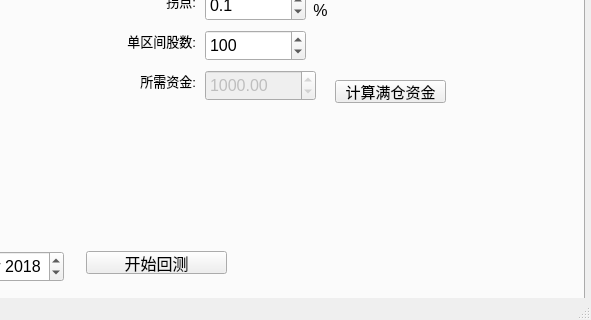
This is TradeWinner/trade_winner.ui in spartawwy/mock_proj as Qt 5 draws it before an edit; both pictures show x 326 to 917 and y 300 to 620 of the 917 by 620 pixel window. The edited form follows.
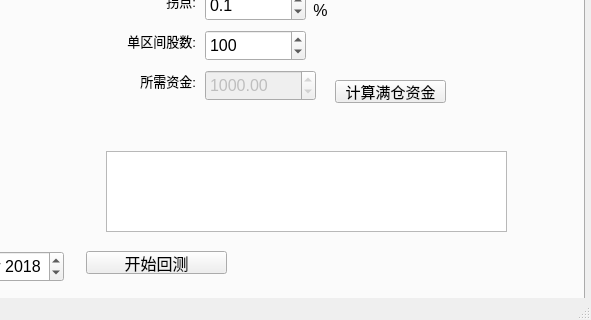
This is the edited form.

Commit message: 1)add proj GraphicComponet 2)little edit in proj trade_mock:add profilt

The edit to the form file:
```diff
--- a/TradeWinner/trade_winner.ui
+++ b/TradeWinner/trade_winner.ui
@@ -3423,7 +3423,7 @@
         <x>419</x>
         <y>89</y>
         <width>361</width>
-        <height>381</height>
+        <height>271</height>
        </rect>
       </property>
       <widget class="QLabel" name="label_bktest_maxprice_5">
@@ -3714,6 +3714,44 @@
         <string>计算满仓资金</string>
        </property>
       </widget>
+      <zorder>label_bktest_maxprice_5</zorder>
+      <zorder>dbspb_bktest_adv_max_price</zorder>
+      <zorder>label_bktest_maxprice_adv</zorder>
+      <zorder>dbspb_bktest_adv_min_price</zorder>
+      <zorder>label_bktest_adv_reb</zorder>
+      <zorder>spb_bktest_adv_rebounce</zorder>
+      <zorder>lab_bktest_advsec_qty</zorder>
+      <zorder>spinBox_bktest_adv_qty</zorder>
+      <zorder>dbspb_bktest_adv_start_capital</zorder>
+      <zorder>lab_bktest_start_capital_2</zorder>
+      <zorder>spb_bktest_adv_section_count</zorder>
+      <zorder>lab_bktest_adv_secnums</zorder>
+      <zorder>label_raise_percent_rebounce_2</zorder>
+      <zorder>pbtn_bktest_need_capital</zorder>
+      <zorder>tbview_bktest_tasks</zorder>
+     </widget>
+     <widget class="QWidget" name="wid_bktest_task_tbview" native="true">
+      <property name="geometry">
+       <rect>
+        <x>420</x>
+        <y>370</y>
+        <width>431</width>
+        <height>101</height>
+       </rect>
+      </property>
+      <widget class="QTableView" name="tbview_bktest_tasks">
+       <property name="geometry">
+        <rect>
+         <x>10</x>
+         <y>10</y>
+         <width>401</width>
+         <height>81</height>
+        </rect>
+       </property>
+       <property name="contextMenuPolicy">
+        <enum>Qt::CustomContextMenu</enum>
+       </property>
+      </widget>
      </widget>
     </widget>
    </widget>
```
Left out of the diff: 2 changed lines with no effect on the pictures. The commit also changes 29 other files.
